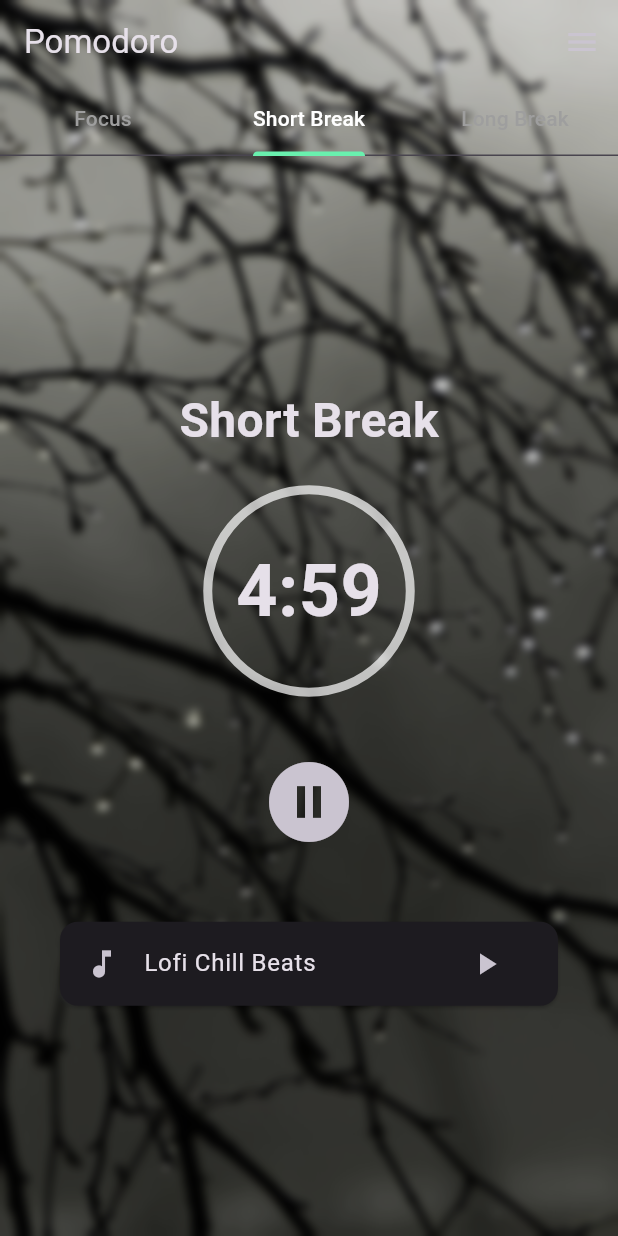
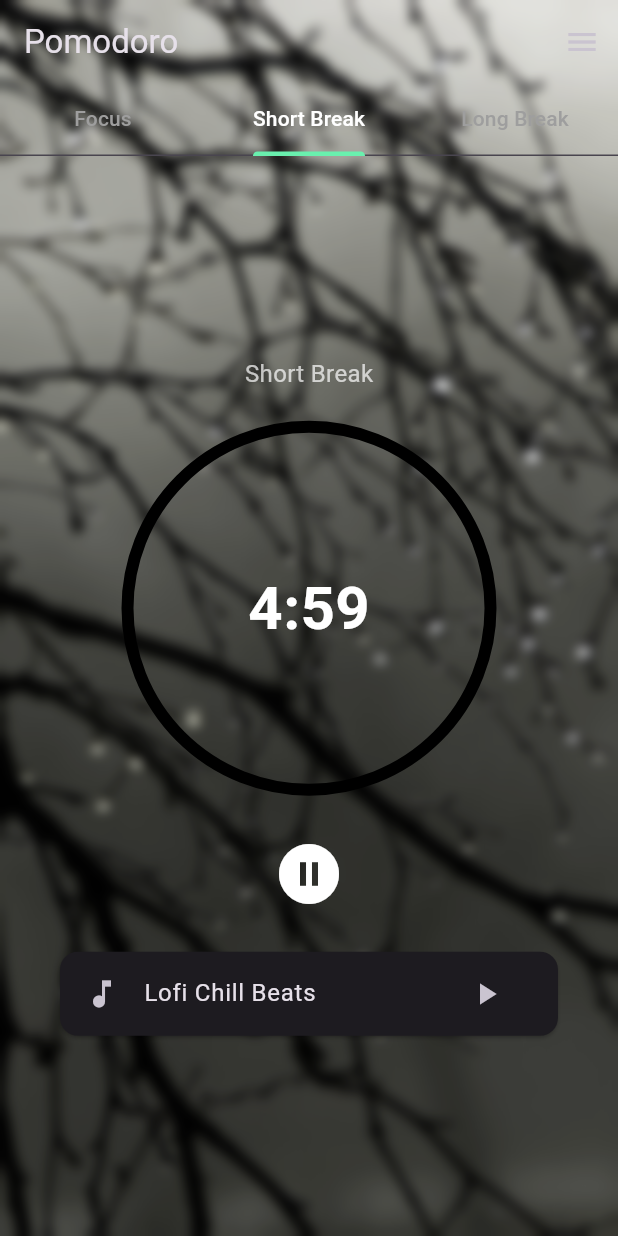
Before and after one commit to ritul805/momentum-app, a Flutter app: the screen it shows after launch, tab 2 chosen, after a tap on the "play circle" icon, on a phone screen of 412 x 824 dp. Run offline on Flutter 3.47's test engine with Material 3 defaults, Android fonts, the phone set to English and light mode, and no system bars.

Commit message:
Initial commit: Pomodoro app full code

```diff
--- a/pomodoro_app/lib/main.dart
+++ b/pomodoro_app/lib/main.dart
@@ -3,19 +3,19 @@ import 'dart:ui';
 import 'package:flutter/material.dart';
 
 void main() {
-  runApp(const MyApp());
+  runApp(const PomodoroApp());
 }
 
-class MyApp extends StatelessWidget {
-  const MyApp({super.key});
+class PomodoroApp extends StatelessWidget {
+  const PomodoroApp({super.key});
 
   @override
   Widget build(BuildContext context) {
     return MaterialApp(
-      title: 'Pomodoro App',
+      title: 'Pomodoro',
+      debugShowCheckedModeBanner: false,
       theme: ThemeData.dark(),
       home: const PomodoroScreen(),
-      debugShowCheckedModeBanner: false,
     );
   }
 }
@@ -27,15 +27,16 @@ class PomodoroScreen extends StatefulWidget {
   State<PomodoroScreen> createState() => _PomodoroScreenState();
 }
 
-class _PomodoroScreenState extends State<PomodoroScreen> with TickerProviderStateMixin {
-  final List<String> timerTypes = ["Focus", "Short Break", "Long Break"];
+class _PomodoroScreenState extends State<PomodoroScreen>
+    with TickerProviderStateMixin {
+  final List<String> timerTypes = ['Focus', 'Short Break', 'Long Break'];
   final Map<String, int> timerDurations = {
-    "Focus": 1500,
-    "Short Break": 300,
-    "Long Break": 900,
+    'Focus': 1500,
+    'Short Break': 300,
+    'Long Break': 900,
   };
 
-  late String selectedTimerType;
+  late String selectedType;
   late int remainingSeconds;
   Timer? _timer;
   bool isRunning = false;
@@ -45,17 +46,18 @@ class _PomodoroScreenState extends State<PomodoroScreen> with TickerProviderStat
   @override
   void initState() {
     super.initState();
-    selectedTimerType = "Focus";
-    remainingSeconds = timerDurations[selectedTimerType]!;
+    selectedType = 'Focus';
+    remainingSeconds = timerDurations[selectedType]!;
     _tabController = TabController(length: 3, vsync: this);
     _tabController.addListener(() {
-      if (_tabController.indexIsChanging) return;
+      if (!_tabController.indexIsChanging) {
         setState(() {
-        selectedTimerType = timerTypes[_tabController.index];
-        remainingSeconds = timerDurations[selectedTimerType]!;
+          selectedType = timerTypes[_tabController.index];
+          remainingSeconds = timerDurations[selectedType]!;
           _timer?.cancel();
           isRunning = false;
         });
+      }
     });
   }
 
@@ -64,25 +66,21 @@ class _PomodoroScreenState extends State<PomodoroScreen> with TickerProviderStat
       _timer?.cancel();
     } else {
       _timer = Timer.periodic(const Duration(seconds: 1), (timer) {
-        setState(() {
         if (remainingSeconds > 0) {
-            remainingSeconds--;
+          setState(() => remainingSeconds--);
         } else {
-            _timer?.cancel();
-            isRunning = false;
+          timer.cancel();
+          setState(() => isRunning = false);
         }
       });
-      });
     }
-    setState(() {
-      isRunning = !isRunning;
-    });
+    setState(() => isRunning = !isRunning);
   }
 
   String formatTime(int seconds) {
-    final minutes = seconds ~/ 60;
-    final secs = seconds % 60;
-    return "$minutes:${secs.toString().padLeft(2, '0')}";
+    final m = seconds ~/ 60;
+    final s = seconds % 60;
+    return '$m:${s.toString().padLeft(2, '0')}';
   }
 
   @override
@@ -96,6 +94,7 @@ class _PomodoroScreenState extends State<PomodoroScreen> with TickerProviderStat
   Widget build(BuildContext context) {
     return Stack(
       children: [
+        // Translucent background
         Container(
           decoration: const BoxDecoration(
             image: DecorationImage(
@@ -104,18 +103,18 @@ class _PomodoroScreenState extends State<PomodoroScreen> with TickerProviderStat
             ),
           ),
           child: BackdropFilter(
-            filter: ImageFilter.blur(sigmaX: 3, sigmaY: 3),
+            filter: ImageFilter.blur(sigmaX: 4, sigmaY: 4),
             child: Container(
-              color: Colors.black.withOpacity(0.2),
+              color: Colors.black.withOpacity(0.1),
             ),
           ),
         ),
         Scaffold(
           backgroundColor: Colors.transparent,
           appBar: AppBar(
+            title: const Text('Pomodoro'),
             backgroundColor: Colors.transparent,
             elevation: 0,
-            title: const Text("Pomodoro"),
             actions: [
               IconButton(
                 icon: const Icon(Icons.menu),
@@ -124,14 +123,14 @@ class _PomodoroScreenState extends State<PomodoroScreen> with TickerProviderStat
                     context: context,
                     isScrollControlled: true,
                     backgroundColor: Colors.transparent,
-                    builder: (_) => const HamburgerModal(),
+                    builder: (_) => const TimerSettingsModal(),
                   );
                 },
-              ),
+              )
             ],
             bottom: TabBar(
               controller: _tabController,
-              tabs: timerTypes.map((type) => Tab(text: type)).toList(),
+              tabs: timerTypes.map((e) => Tab(text: e)).toList(),
               indicatorColor: Colors.greenAccent,
               labelColor: Colors.white,
               unselectedLabelColor: Colors.grey,
@@ -141,27 +140,41 @@ class _PomodoroScreenState extends State<PomodoroScreen> with TickerProviderStat
             mainAxisAlignment: MainAxisAlignment.center,
             children: [
               Text(
-                selectedTimerType,
-                style: const TextStyle(fontSize: 32, fontWeight: FontWeight.bold),
+                selectedType,
+                style: const TextStyle(
+                  fontSize: 16,
+                  fontWeight: FontWeight.w400,
+                  color: Colors.white70,
+                ),
               ),
               const SizedBox(height: 20),
               Container(
-                padding: const EdgeInsets.all(30),
+                width: 250,
+                height: 250,
                 decoration: BoxDecoration(
                   shape: BoxShape.circle,
-                  border: Border.all(color: Colors.white70, width: 6),
+                  border: Border.all(color: Colors.black, width: 8),
                 ),
+                alignment: Alignment.center,
                 child: Text(
                   formatTime(remainingSeconds),
-                  style: const TextStyle(fontSize: 48, fontWeight: FontWeight.bold),
+                  style: const TextStyle(
+                    fontSize: 40,
+                    fontWeight: FontWeight.bold,
+                    color: Colors.white,
                   ),
                 ),
-              const SizedBox(height: 30),
+              ),
+              const SizedBox(height: 20),
               IconButton(
-                icon: Icon(isRunning ? Icons.pause_circle : Icons.play_circle, size: 64),
+                icon: Icon(
+                  isRunning ? Icons.pause_circle : Icons.play_circle,
+                  size: 48,
+                  color: Colors.white,
+                ),
                 onPressed: toggleTimer,
               ),
-              const SizedBox(height: 40),
+              const SizedBox(height: 20),
               const SongCard(),
             ],
           ),
@@ -180,20 +193,19 @@ class SongCard extends StatelessWidget {
       margin: const EdgeInsets.symmetric(horizontal: 40),
       child: ListTile(
         leading: const Icon(Icons.music_note),
-        title: const Text("Lofi Chill Beats"),
+        title: const Text('Lofi Chill Beats'),
         trailing: IconButton(
           icon: const Icon(Icons.play_arrow),
-          onPressed: () {
-            // Add play logic here
-          },
+          onPressed: () {},
         ),
       ),
     );
   }
 }
 
-class HamburgerModal extends StatelessWidget {
-  const HamburgerModal({super.key});
+// TIMER SETTINGS MODAL
+class TimerSettingsModal extends StatelessWidget {
+  const TimerSettingsModal({super.key});
 
   @override
   Widget build(BuildContext context) {
@@ -235,26 +247,82 @@ class HamburgerModal extends StatelessWidget {
   }
 }
 
+// Timer Setting Tabs
 class InfinitePlayTab extends StatelessWidget {
   const InfinitePlayTab({super.key});
+
   @override
   Widget build(BuildContext context) {
-    return const Center(child: Text("Infinite Play Settings", style: TextStyle(color: Colors.white)));
+    return Column(
+      children: [
+        SwitchListTile(
+          value: true,
+          onChanged: (_) {},
+          title: const Text("Show Quotes", style: TextStyle(color: Colors.white)),
+        ),
+        const SizedBox(height: 20),
+        const Text("Default time: 25 min", style: TextStyle(color: Colors.white70)),
+      ],
+    );
   }
 }
 
 class SetTimerTab extends StatelessWidget {
   const SetTimerTab({super.key});
+
   @override
   Widget build(BuildContext context) {
-    return const Center(child: Text("Set Timer Settings", style: TextStyle(color: Colors.white)));
+    return Column(
+      children: [
+        Wrap(
+          spacing: 10,
+          children: [5, 10, 15].map((min) {
+            return ElevatedButton(
+              onPressed: () {},
+              child: Text("$min min"),
+            );
+          }).toList(),
+        ),
+        const SizedBox(height: 20),
+        const TextField(
+          keyboardType: TextInputType.number,
+          decoration: InputDecoration(
+            labelText: "Custom Time (minutes)",
+            labelStyle: TextStyle(color: Colors.white),
+            enabledBorder: OutlineInputBorder(
+              borderSide: BorderSide(color: Colors.white70),
+            ),
+            border: OutlineInputBorder(),
+          ),
+          style: TextStyle(color: Colors.white),
+        ),
+      ],
+    );
   }
 }
 
 class SetIntervalTab extends StatelessWidget {
   const SetIntervalTab({super.key});
+
   @override
   Widget build(BuildContext context) {
-    return const Center(child: Text("Set Interval Settings", style: TextStyle(color: Colors.white)));
+    return Column(
+      children: [
+        const Text("Work/Rest Time", style: TextStyle(color: Colors.white)),
+        const SizedBox(height: 10),
+        Row(
+          mainAxisAlignment: MainAxisAlignment.spaceEvenly,
+          children: [20, 25, 30].map((min) {
+            return ElevatedButton(onPressed: () {}, child: Text("$min / 5"));
+          }).toList(),
+        ),
+        const Spacer(),
+        ElevatedButton(
+          onPressed: () {},
+          style: ElevatedButton.styleFrom(padding: const EdgeInsets.symmetric(horizontal: 40, vertical: 12)),
+          child: const Text("Apply"),
+        ),
+      ],
+    );
   }
 }
```
Lines whose indentation alone changed are shown as unchanged.
